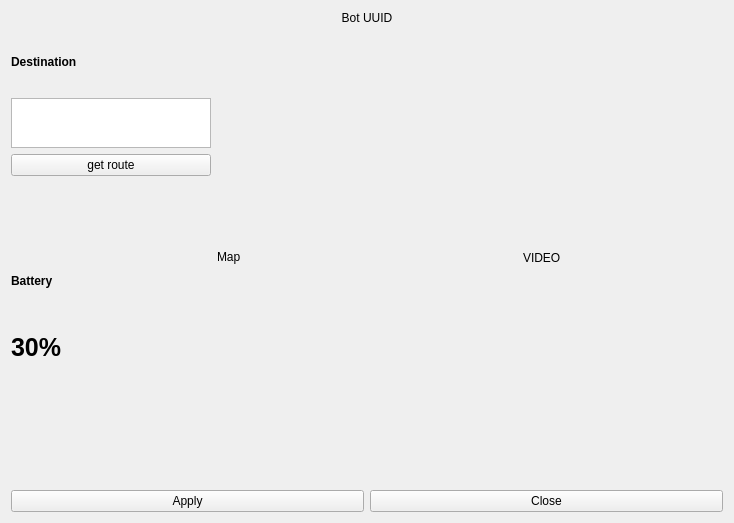
This is botspecification.ui in kcci-MustGo/MustGo_Qt as Qt 5 draws it before an edit. The edited form follows.
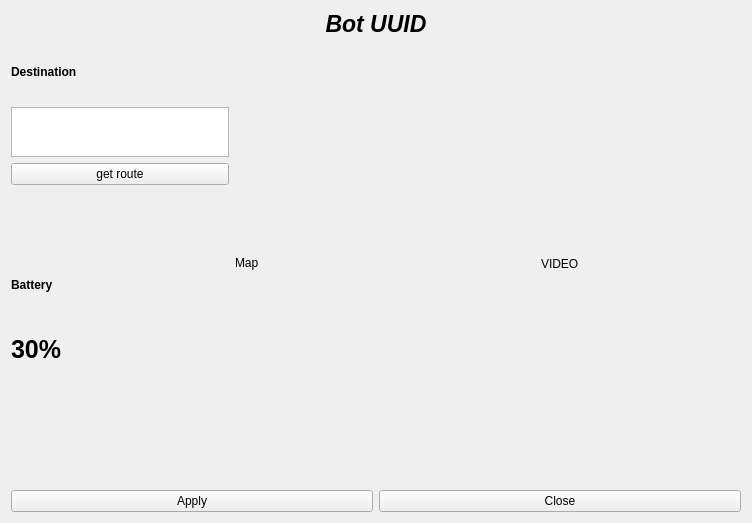
This is the edited form.

What changed in the file:
```diff
--- a/botspecification.ui
+++ b/botspecification.ui
@@ -6,7 +6,7 @@
    <rect>
     <x>0</x>
     <y>0</y>
-    <width>653</width>
+    <width>752</width>
     <height>523</height>
    </rect>
   </property>
@@ -18,6 +18,13 @@
     <layout class="QVBoxLayout" name="layoutTitle">
      <item>
       <widget class="QLabel" name="labelTitle">
+       <property name="font">
+        <font>
+         <pointsize>17</pointsize>
+         <italic>true</italic>
+         <bold>true</bold>
+        </font>
+       </property>
        <property name="text">
         <string>Bot UUID</string>
        </property>
@@ -36,7 +43,6 @@
         <widget class="QLabel" name="labelDestination">
          <property name="font">
           <font>
-           <weight>75</weight>
            <bold>true</bold>
           </font>
          </property>
@@ -88,7 +94,6 @@
          </property>
          <property name="font">
           <font>
-           <weight>75</weight>
            <bold>true</bold>
           </font>
          </property>
@@ -102,7 +107,6 @@
          <property name="font">
           <font>
            <pointsize>19</pointsize>
-           <weight>75</weight>
            <bold>true</bold>
           </font>
          </property>
@@ -175,6 +179,9 @@
        <property name="text">
         <string>Apply</string>
        </property>
+       <property name="checkable">
+        <bool>true</bool>
+       </property>
       </widget>
      </item>
      <item>
```
